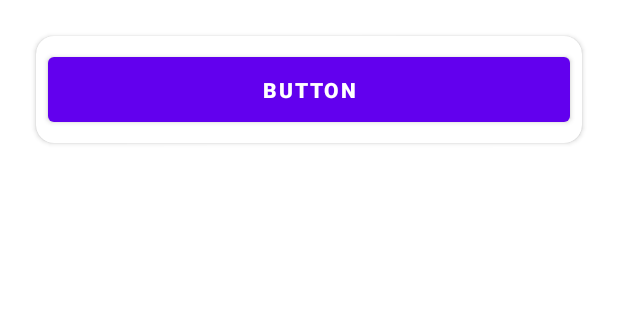
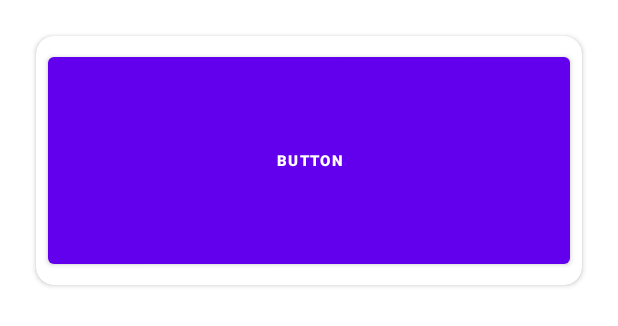
Before and after one commit to zoozi515/YouTube-Bonus-App, an Android app: the layout grid_item.xml on its own in the app's theme, with its tools: preview values and no code run, on a phone screen of 412 x 824 dp. Shown: the top 326 px of the screen. Run offline under Robolectric (Android 15) with nearby library versions, the phone set to English and light mode, and no system bars.

Commit message:
Youtube Bonus App - #Version #2 -> appearance enhancement

```diff
--- a/app/build.gradle
+++ b/app/build.gradle
@@ -43,5 +43,7 @@ dependencies {
     testImplementation 'junit:junit:4.+'
     androidTestImplementation 'androidx.test.ext:junit:1.1.3'
     androidTestImplementation 'androidx.test.espresso:espresso-core:3.4.0'
+
+    //#1 Youtube
     implementation 'com.pierfrancescosoffritti.androidyoutubeplayer:core:10.0.5'
 }
--- a/app/src/main/java/com/example/youtubebonusapp/MainActivity.kt
+++ b/app/src/main/java/com/example/youtubebonusapp/MainActivity.kt
@@ -77,7 +77,6 @@ class MainActivity : AppCompatActivity() {
 
     override fun onRestoreInstanceState(savedInstanceState: Bundle) {
         super.onRestoreInstanceState(savedInstanceState)
-
         currentVideo = savedInstanceState.getInt("currentVideo", 0)
         timeStamp = savedInstanceState.getFloat("timeStamp", 0f)
     }
--- a/app/src/main/res/layout/grid_item.xml
+++ b/app/src/main/res/layout/grid_item.xml
@@ -17,10 +17,11 @@
 
         <Button
             android:layout_width="match_parent"
-            android:layout_height="wrap_content"
+            android:layout_height="150dp"
             android:padding="12dp"
             android:layout_margin="8dp"
             android:text="Button"
+            android:textSize="10sp"
             android:textStyle="bold"
             android:id="@+id/btVideo"/>
 
```
Also changed, not shown: app/src/main/res/layout/activity_main.xml (+5 -3 lines).
